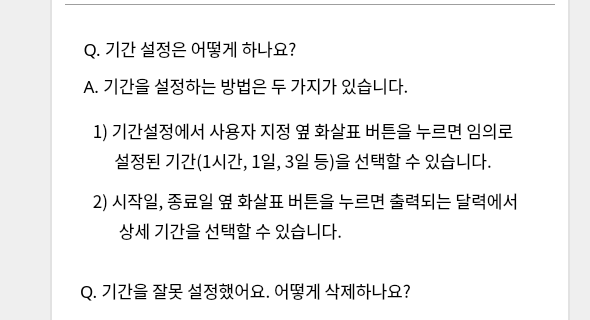
hayoungday/jebobada, file JBExtractor/jb_help.ui: the form before one commit; both pictures show x 430 to 1020 and y 115 to 435 of the 1020 by 829 pixel window.
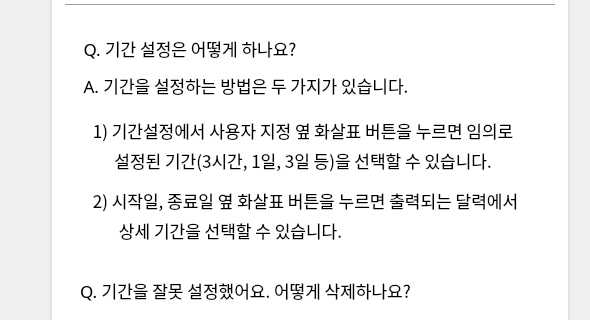
The form after the commit. The open tabs and pages were chosen to show the change. Icons and pictures are not drawn.

```diff
--- a/JBExtractor/jb_help.ui
+++ b/JBExtractor/jb_help.ui
@@ -1388,7 +1388,7 @@
       <string notr="true"/>
      </property>
      <property name="text">
-      <string>설정된 기간(1시간, 1일, 3일 등)을 선택할 수 있습니다. </string>
+      <string>설정된 기간(3시간, 1일, 3일 등)을 선택할 수 있습니다. </string>
      </property>
      <property name="alignment">
       <set>Qt::AlignCenter</set>
```
